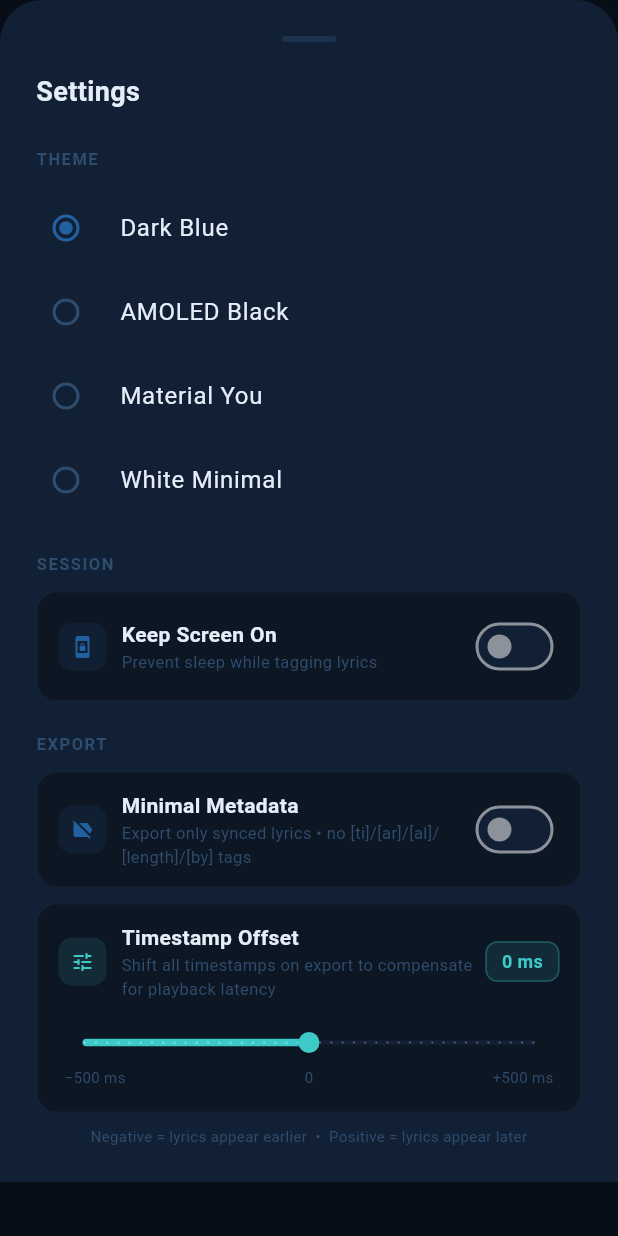
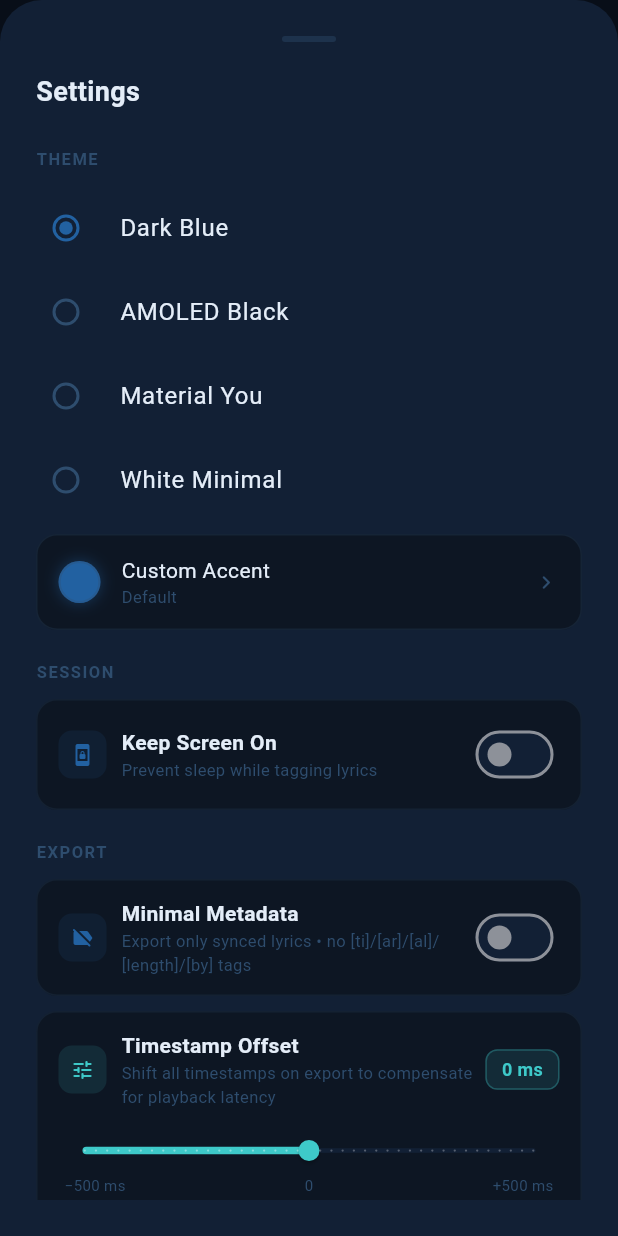
Before and after one commit to resurrectdev1/Lrc-R, a Flutter app: the LrcSettingsSheet widget shown alone on an empty page, opened directly, on a phone screen of 412 x 824 dp. Run offline on Flutter 3.47's test engine with Material 3 defaults, Android fonts, the phone set to English and light mode, and no system bars; drawn by our look-alikes of dynamic_color; our stand-ins replace audioplayers, confetti, file_picker, package_info_plus, share_plus, shared_preferences and 1 more; accounts and stored records are empty.

Commit message:
Integrate accent picker in settings sheet
Added accent picker functionality to LrcSettingsSheet.

```diff
--- a/lib/widgets/settings_sheet.dart
+++ b/lib/widgets/settings_sheet.dart
@@ -4,6 +4,7 @@ import 'package:provider/provider.dart';
 import 'package:wakelock_plus/wakelock_plus.dart';
 import '../providers/lrc_settings.dart';
 import '../theme/lrc_theme.dart';
+import 'accent_picker_sheet.dart';
 
 class LrcSettingsSheet extends StatefulWidget {
   const LrcSettingsSheet({super.key});
@@ -64,10 +65,10 @@ class _LrcSettingsSheetState extends State<LrcSettingsSheet> {
                 child: Column(
                   children: LrcThemeMode.values.map((mode) {
                     const labels = {
-                  LrcThemeMode.darkSlate: 'Dark Blue',
-                  LrcThemeMode.amoledBlack: 'AMOLED Black',
-                  LrcThemeMode.materialYou: 'Material You',
-                  LrcThemeMode.whiteMinimal: 'White Minimal',
+                      LrcThemeMode.darkSlate: 'Dark Blue',
+                      LrcThemeMode.amoledBlack: 'AMOLED Black',
+                      LrcThemeMode.materialYou: 'Material You',
+                      LrcThemeMode.whiteMinimal: 'White Minimal',
                     };
                     return RadioListTile<LrcThemeMode>(
                       value: mode,
@@ -86,6 +87,9 @@ class _LrcSettingsSheetState extends State<LrcSettingsSheet> {
                   }).toList(),
                 ),
               ),
+
+              const SizedBox(height: 8),
+              _AccentRow(settings: liveSettings),
 
               const SizedBox(height: 20),
               _SectionLabel('SESSION', theme),
@@ -205,9 +209,7 @@ class _LrcSettingsSheetState extends State<LrcSettingsSheet> {
                         activeTrackColor: theme.accentTeal,
                         inactiveTrackColor: theme.surfaceHigh,
                         thumbColor: theme.accentTeal,
-                        overlayColor: theme.accentTeal.withValues(
-                          alpha: 0.15,
-                        ),
+                        overlayColor: theme.accentTeal.withValues(alpha: 0.15),
                       ),
                       child: Slider(
                         value: liveSettings.timestampOffsetMs.toDouble(),
@@ -352,3 +354,85 @@ class _SettingsToggle extends StatelessWidget {
     );
   }
 }
+
+class _AccentRow extends StatelessWidget {
+  const _AccentRow({required this.settings});
+  final LrcSettings settings;
+
+  @override
+  Widget build(BuildContext context) {
+    final theme = settings.theme;
+    final usesSystemColors = settings.themeMode == LrcThemeMode.materialYou;
+    final custom = settings.customAccent;
+
+    final subtitle = usesSystemColors
+        ? 'Not available with Material You'
+        : custom != null
+        ? '#${colorToHex(custom)}'
+        : 'Default';
+
+    return Opacity(
+      opacity: usesSystemColors ? 0.5 : 1,
+      child: GestureDetector(
+        onTap: usesSystemColors
+            ? null
+            : () {
+                HapticFeedback.selectionClick();
+                showAccentPickerSheet(context);
+              },
+        behavior: HitTestBehavior.opaque,
+        child: Container(
+          padding: const EdgeInsets.symmetric(horizontal: 14, vertical: 13),
+          decoration: BoxDecoration(
+            color: theme.surface,
+            borderRadius: BorderRadius.circular(14),
+            border: Border.all(color: theme.textMuted.withValues(alpha: 0.25)),
+          ),
+          child: Row(
+            children: [
+              Container(
+                width: 28,
+                height: 28,
+                decoration: BoxDecoration(
+                  color: theme.primary,
+                  shape: BoxShape.circle,
+                  border: Border.all(
+                    color: theme.textMuted.withValues(alpha: 0.3),
+                    width: 1.5,
+                  ),
+                  boxShadow: [
+                    BoxShadow(
+                      color: theme.primary.withValues(alpha: 0.45),
+                      blurRadius: 8,
+                    ),
+                  ],
+                ),
+              ),
+              const SizedBox(width: 14),
+              Expanded(
+                child: Column(
+                  crossAxisAlignment: CrossAxisAlignment.start,
+                  children: [
+                    Text(
+                      'Custom Accent',
+                      style: TextStyle(fontSize: 14, color: theme.textPrimary),
+                    ),
+                    Text(
+                      subtitle,
+                      style: TextStyle(fontSize: 11, color: theme.textMuted),
+                    ),
+                  ],
+                ),
+              ),
+              Icon(
+                Icons.chevron_right_rounded,
+                color: theme.textMuted,
+                size: 18,
+              ),
+            ],
+          ),
+        ),
+      ),
+    );
+  }
+}
```
